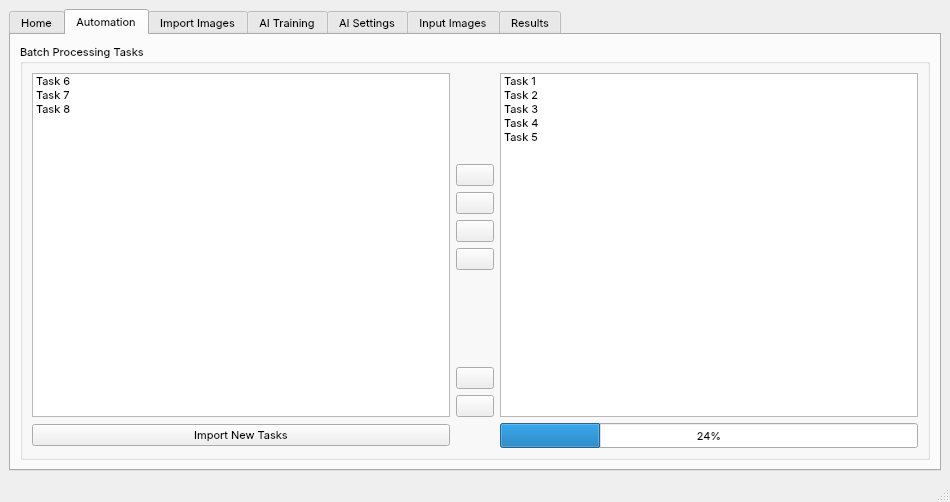
Joensw/RCAIT, file mainwindow.ui: the form before one commit.
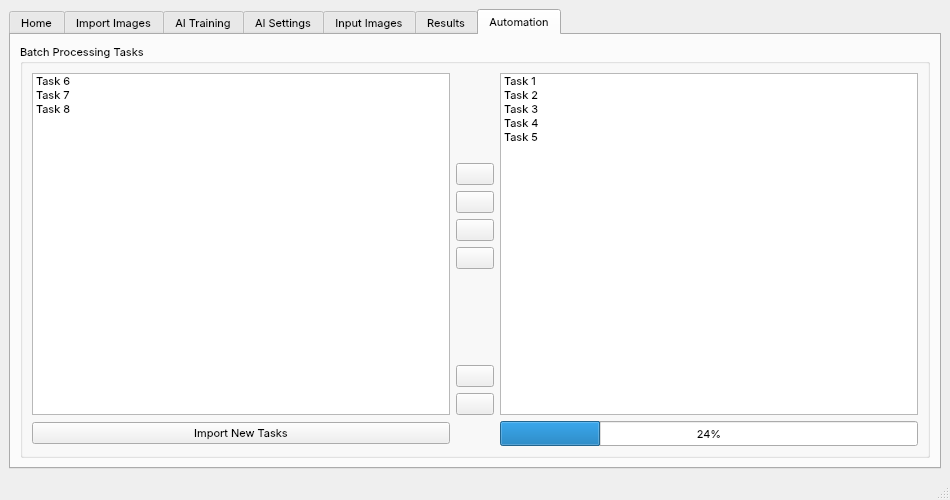
The form after the commit. The open tabs and pages were chosen to show the change. Icons and pictures are not drawn. Custom widgets are drawn as their Qt base class.

Commit message: Automation Tab ans Ende

Patch:
```diff
--- a/mainwindow.ui
+++ b/mainwindow.ui
@@ -7,7 +7,7 @@
     <x>0</x>
     <y>0</y>
     <width>950</width>
-    <height>502</height>
+    <height>500</height>
    </rect>
   </property>
   <property name="minimumSize">
@@ -185,269 +185,7 @@
         </item>
        </layout>
       </widget>
-      <widget class="QWidget" name="tab_automation">
-       <attribute name="icon">
-        <iconset resource="UI_Icons.qrc">
-         <normaloff>:/Resources/TabIcons/Filled/auto_awesome_motion_black_24dp.svg</normaloff>:/Resources/TabIcons/Filled/auto_awesome_motion_black_24dp.svg</iconset>
-       </attribute>
-       <attribute name="title">
-        <string>Automation</string>
-       </attribute>
-       <layout class="QGridLayout" name="gridLayout_15">
-        <item row="0" column="0">
-         <widget class="QGroupBox" name="groupBox_3">
-          <property name="title">
-           <string>Batch Processing Tasks</string>
-          </property>
-          <layout class="QGridLayout" name="gridLayout_16">
-           <item row="2" column="1">
-            <widget class="QPushButton" name="pushButton_12">
-             <property name="text">
-              <string>Import New Tasks</string>
-             </property>
-             <property name="icon">
-              <iconset resource="UI_Icons.qrc">
-               <normaloff>:/Resources/UISymbols/UI_Add_Task.svg</normaloff>:/Resources/UISymbols/UI_Add_Task.svg</iconset>
-             </property>
-             <property name="iconSize">
-              <size>
-               <width>20</width>
-               <height>20</height>
-              </size>
-             </property>
-            </widget>
-           </item>
-           <item row="1" column="1">
-            <widget class="QListWidget" name="listWidget_2">
-             <item>
-              <property name="text">
-               <string>Task 6</string>
-              </property>
-              <property name="icon">
-               <iconset resource="UI_Icons.qrc">
-                <normaloff>:/Resources/TaskIcons/Task_Empty.svg</normaloff>:/Resources/TaskIcons/Task_Empty.svg</iconset>
-              </property>
-             </item>
-             <item>
-              <property name="text">
-               <string>Task 7</string>
-              </property>
-              <property name="icon">
-               <iconset resource="UI_Icons.qrc">
-                <normaloff>:/Resources/TaskIcons/Task_Empty.svg</normaloff>:/Resources/TaskIcons/Task_Empty.svg</iconset>
-              </property>
-             </item>
-             <item>
-              <property name="text">
-               <string>Task 8</string>
-              </property>
-              <property name="icon">
-               <iconset resource="UI_Icons.qrc">
-                <normaloff>:/Resources/TaskIcons/Task_Empty.svg</normaloff>:/Resources/TaskIcons/Task_Empty.svg</iconset>
-              </property>
-             </item>
-            </widget>
-           </item>
-           <item row="1" column="4">
-            <widget class="QListWidget" name="listWidget_3">
-             <item>
-              <property name="text">
-               <string>Task 1</string>
-              </property>
-              <property name="icon">
-               <iconset resource="UI_Icons.qrc">
-                <normaloff>:/Resources/TaskIcons/Task_Success.svg</normaloff>:/Resources/TaskIcons/Task_Success.svg</iconset>
-              </property>
-             </item>
-             <item>
-              <property name="text">
-               <string>Task 2</string>
-              </property>
-              <property name="icon">
-               <iconset resource="UI_Icons.qrc">
-                <normaloff>:/Resources/TaskIcons/Task_Success.svg</normaloff>:/Resources/TaskIcons/Task_Success.svg</iconset>
-              </property>
-             </item>
-             <item>
-              <property name="text">
-               <string>Task 3</string>
-              </property>
-              <property name="icon">
-               <iconset resource="UI_Icons.qrc">
-                <normaloff>:/Resources/TaskIcons/Task_Error.svg</normaloff>:/Resources/TaskIcons/Task_Error.svg</iconset>
-              </property>
-             </item>
-             <item>
-              <property name="text">
-               <string>Task 4</string>
-              </property>
-              <property name="icon">
-               <iconset resource="UI_Icons.qrc">
-                <normaloff>:/Resources/TaskIcons/Task_Running.svg</normaloff>:/Resources/TaskIcons/Task_Running.svg</iconset>
-              </property>
-             </item>
-             <item>
-              <property name="text">
-               <string>Task 5</string>
-              </property>
-              <property name="icon">
-               <iconset resource="UI_Icons.qrc">
-                <normaloff>:/Resources/TaskIcons/Task_Empty.svg</normaloff>:/Resources/TaskIcons/Task_Empty.svg</iconset>
-              </property>
-             </item>
-            </widget>
-           </item>
-           <item row="1" column="2">
-            <layout class="QVBoxLayout" name="verticalLayout_3">
-             <item>
-              <spacer name="verticalSpacer_2">
-               <property name="orientation">
-                <enum>Qt::Vertical</enum>
-               </property>
-               <property name="sizeHint" stdset="0">
-                <size>
-                 <width>20</width>
-                 <height>40</height>
-                </size>
-               </property>
-              </spacer>
-             </item>
-             <item>
-              <widget class="QPushButton" name="pushButton_9">
-               <property name="text">
-                <string/>
-               </property>
-               <property name="icon">
-                <iconset resource="UI_Icons.qrc">
-                 <normaloff>:/Resources/UISymbols/UI_Move_Right.svg</normaloff>:/Resources/UISymbols/UI_Move_Right.svg</iconset>
-               </property>
-               <property name="flat">
-                <bool>false</bool>
-               </property>
-              </widget>
-             </item>
-             <item>
-              <widget class="QPushButton" name="pushButton_8">
-               <property name="text">
-                <string/>
-               </property>
-               <property name="icon">
-                <iconset resource="UI_Icons.qrc">
-                 <normaloff>:/Resources/UISymbols/UI_Move_All_Right.svg</normaloff>:/Resources/UISymbols/UI_Move_All_Right.svg</iconset>
-               </property>
-               <property name="flat">
-                <bool>false</bool>
-               </property>
-              </widget>
-             </item>
-             <item>
-              <widget class="QPushButton" name="pushButton_10">
-               <property name="text">
-                <string/>
-               </property>
-               <property name="icon">
-                <iconset resource="UI_Icons.qrc">
-                 <normaloff>:/Resources/UISymbols/UI_Move_Left.svg</normaloff>:/Resources/UISymbols/UI_Move_Left.svg</iconset>
-               </property>
-               <property name="flat">
-                <bool>false</bool>
-               </property>
-              </widget>
-             </item>
-             <item>
-              <widget class="QPushButton" name="pushButton_7">
-               <property name="text">
-                <string/>
-               </property>
-               <property name="icon">
-                <iconset resource="UI_Icons.qrc">
-                 <normaloff>:/Resources/UISymbols/UI_Move_All_Left.svg</normaloff>:/Resources/UISymbols/UI_Move_All_Left.svg</iconset>
-               </property>
-               <property name="autoDefault">
-                <bool>false</bool>
-               </property>
-               <property name="default">
-                <bool>false</bool>
-               </property>
-               <property name="flat">
-                <bool>false</bool>
-               </property>
-              </widget>
-             </item>
-             <item>
-              <spacer name="verticalSpacer">
-               <property name="orientation">
-                <enum>Qt::Vertical</enum>
-               </property>
-               <property name="sizeHint" stdset="0">
-                <size>
-                 <width>20</width>
-                 <height>40</height>
-                </size>
-               </property>
-              </spacer>
-             </item>
-             <item>
-              <widget class="QPushButton" name="pushButton_11">
-               <property name="layoutDirection">
-                <enum>Qt::RightToLeft</enum>
-               </property>
-               <property name="text">
-                <string/>
-               </property>
-               <property name="icon">
-                <iconset resource="UI_Icons.qrc">
-                 <normaloff>:/Resources/UISymbols/UI_Play_Icon.svg</normaloff>:/Resources/UISymbols/UI_Play_Icon.svg</iconset>
-               </property>
-               <property name="iconSize">
-                <size>
-                 <width>25</width>
-                 <height>25</height>
-                </size>
-               </property>
-              </widget>
-             </item>
-             <item>
-              <widget class="QPushButton" name="pushButton_13">
-               <property name="layoutDirection">
-                <enum>Qt::RightToLeft</enum>
-               </property>
-               <property name="text">
-                <string/>
-               </property>
-               <property name="icon">
-                <iconset resource="UI_Icons.qrc">
-                 <normaloff>:/Resources/UISymbols/UI_Stop_Icon.svg</normaloff>:/Resources/UISymbols/UI_Stop_Icon.svg</iconset>
-               </property>
-               <property name="iconSize">
-                <size>
-                 <width>25</width>
-                 <height>25</height>
-                </size>
-               </property>
-              </widget>
-             </item>
-            </layout>
-           </item>
-           <item row="2" column="4">
-            <widget class="QProgressBar" name="progressBar_3">
-             <property name="minimumSize">
-              <size>
-               <width>0</width>
-               <height>25</height>
-              </size>
-             </property>
-             <property name="value">
-              <number>24</number>
-             </property>
-            </widget>
-           </item>
-          </layout>
-         </widget>
-        </item>
-       </layout>
-      </widget>
-      <widget class="QWidget" name="tab_crawler">
+      <widget class="QWidget" name="tab_import">
        <property name="enabled">
         <bool>true</bool>
        </property>
@@ -1044,6 +782,268 @@
         </item>
        </layout>
       </widget>
+      <widget class="QWidget" name="tab_automation">
+       <attribute name="icon">
+        <iconset resource="UI_Icons.qrc">
+         <normaloff>:/Resources/TabIcons/Filled/auto_awesome_motion_black_24dp.svg</normaloff>:/Resources/TabIcons/Filled/auto_awesome_motion_black_24dp.svg</iconset>
+       </attribute>
+       <attribute name="title">
+        <string>Automation</string>
+       </attribute>
+       <layout class="QGridLayout" name="gridLayout_15">
+        <item row="0" column="0">
+         <widget class="QGroupBox" name="groupBox_3">
+          <property name="title">
+           <string>Batch Processing Tasks</string>
+          </property>
+          <layout class="QGridLayout" name="gridLayout_16">
+           <item row="2" column="1">
+            <widget class="QPushButton" name="pushButton_12">
+             <property name="text">
+              <string>Import New Tasks</string>
+             </property>
+             <property name="icon">
+              <iconset resource="UI_Icons.qrc">
+               <normaloff>:/Resources/UISymbols/UI_Add_Task.svg</normaloff>:/Resources/UISymbols/UI_Add_Task.svg</iconset>
+             </property>
+             <property name="iconSize">
+              <size>
+               <width>20</width>
+               <height>20</height>
+              </size>
+             </property>
+            </widget>
+           </item>
+           <item row="1" column="1">
+            <widget class="QListWidget" name="listWidget_2">
+             <item>
+              <property name="text">
+               <string>Task 6</string>
+              </property>
+              <property name="icon">
+               <iconset resource="UI_Icons.qrc">
+                <normaloff>:/Resources/TaskIcons/Task_Empty.svg</normaloff>:/Resources/TaskIcons/Task_Empty.svg</iconset>
+              </property>
+             </item>
+             <item>
+              <property name="text">
+               <string>Task 7</string>
+              </property>
+              <property name="icon">
+               <iconset resource="UI_Icons.qrc">
+                <normaloff>:/Resources/TaskIcons/Task_Empty.svg</normaloff>:/Resources/TaskIcons/Task_Empty.svg</iconset>
+              </property>
+             </item>
+             <item>
+              <property name="text">
+               <string>Task 8</string>
+              </property>
+              <property name="icon">
+               <iconset resource="UI_Icons.qrc">
+                <normaloff>:/Resources/TaskIcons/Task_Empty.svg</normaloff>:/Resources/TaskIcons/Task_Empty.svg</iconset>
+              </property>
+             </item>
+            </widget>
+           </item>
+           <item row="1" column="4">
+            <widget class="QListWidget" name="listWidget_3">
+             <item>
+              <property name="text">
+               <string>Task 1</string>
+              </property>
+              <property name="icon">
+               <iconset resource="UI_Icons.qrc">
+                <normaloff>:/Resources/TaskIcons/Task_Success.svg</normaloff>:/Resources/TaskIcons/Task_Success.svg</iconset>
+              </property>
+             </item>
+             <item>
+              <property name="text">
+               <string>Task 2</string>
+              </property>
+              <property name="icon">
+               <iconset resource="UI_Icons.qrc">
+                <normaloff>:/Resources/TaskIcons/Task_Success.svg</normaloff>:/Resources/TaskIcons/Task_Success.svg</iconset>
+              </property>
+             </item>
+             <item>
+              <property name="text">
+               <string>Task 3</string>
+              </property>
+              <property name="icon">
+               <iconset resource="UI_Icons.qrc">
+                <normaloff>:/Resources/TaskIcons/Task_Error.svg</normaloff>:/Resources/TaskIcons/Task_Error.svg</iconset>
+              </property>
+             </item>
+             <item>
+              <property name="text">
+               <string>Task 4</string>
+              </property>
+              <property name="icon">
+               <iconset resource="UI_Icons.qrc">
+                <normaloff>:/Resources/TaskIcons/Task_Running.svg</normaloff>:/Resources/TaskIcons/Task_Running.svg</iconset>
+              </property>
+             </item>
+             <item>
+              <property name="text">
+               <string>Task 5</string>
+              </property>
+              <property name="icon">
+               <iconset resource="UI_Icons.qrc">
+                <normaloff>:/Resources/TaskIcons/Task_Empty.svg</normaloff>:/Resources/TaskIcons/Task_Empty.svg</iconset>
+              </property>
+             </item>
+            </widget>
+           </item>
+           <item row="1" column="2">
+            <layout class="QVBoxLayout" name="verticalLayout_3">
+             <item>
+              <spacer name="verticalSpacer_2">
+               <property name="orientation">
+                <enum>Qt::Vertical</enum>
+               </property>
+               <property name="sizeHint" stdset="0">
+                <size>
+                 <width>20</width>
+                 <height>40</height>
+                </size>
+               </property>
+              </spacer>
+             </item>
+             <item>
+              <widget class="QPushButton" name="pushButton_9">
+               <property name="text">
+                <string/>
+               </property>
+               <property name="icon">
+                <iconset resource="UI_Icons.qrc">
+                 <normaloff>:/Resources/UISymbols/UI_Move_Right.svg</normaloff>:/Resources/UISymbols/UI_Move_Right.svg</iconset>
+               </property>
+               <property name="flat">
+                <bool>false</bool>
+               </property>
+              </widget>
+             </item>
+             <item>
+              <widget class="QPushButton" name="pushButton_8">
+               <property name="text">
+                <string/>
+               </property>
+               <property name="icon">
+                <iconset resource="UI_Icons.qrc">
+                 <normaloff>:/Resources/UISymbols/UI_Move_All_Right.svg</normaloff>:/Resources/UISymbols/UI_Move_All_Right.svg</iconset>
+               </property>
+               <property name="flat">
+                <bool>false</bool>
+               </property>
+              </widget>
+             </item>
+             <item>
+              <widget class="QPushButton" name="pushButton_10">
+               <property name="text">
+                <string/>
+               </property>
+               <property name="icon">
+                <iconset resource="UI_Icons.qrc">
+                 <normaloff>:/Resources/UISymbols/UI_Move_Left.svg</normaloff>:/Resources/UISymbols/UI_Move_Left.svg</iconset>
+               </property>
+               <property name="flat">
+                <bool>false</bool>
+               </property>
+              </widget>
+             </item>
+             <item>
+              <widget class="QPushButton" name="pushButton_7">
+               <property name="text">
+                <string/>
+               </property>
+               <property name="icon">
+                <iconset resource="UI_Icons.qrc">
+                 <normaloff>:/Resources/UISymbols/UI_Move_All_Left.svg</normaloff>:/Resources/UISymbols/UI_Move_All_Left.svg</iconset>
+               </property>
+               <property name="autoDefault">
+                <bool>false</bool>
+               </property>
+               <property name="default">
+                <bool>false</bool>
+               </property>
+               <property name="flat">
+                <bool>false</bool>
+               </property>
+              </widget>
+             </item>
+             <item>
+              <spacer name="verticalSpacer">
+               <property name="orientation">
+                <enum>Qt::Vertical</enum>
+               </property>
+               <property name="sizeHint" stdset="0">
+                <size>
+                 <width>20</width>
+                 <height>40</height>
+                </size>
+               </property>
+              </spacer>
+             </item>
+             <item>
+              <widget class="QPushButton" name="pushButton_11">
+               <property name="layoutDirection">
+                <enum>Qt::RightToLeft</enum>
+               </property>
+               <property name="text">
+                <string/>
+               </property>
+               <property name="icon">
+                <iconset resource="UI_Icons.qrc">
+                 <normaloff>:/Resources/UISymbols/UI_Play_Icon.svg</normaloff>:/Resources/UISymbols/UI_Play_Icon.svg</iconset>
+               </property>
+               <property name="iconSize">
+                <size>
+                 <width>25</width>
+                 <height>25</height>
+                </size>
+               </property>
+              </widget>
+             </item>
+             <item>
+              <widget class="QPushButton" name="pushButton_13">
+               <property name="layoutDirection">
+                <enum>Qt::RightToLeft</enum>
+               </property>
+               <property name="text">
+                <string/>
+               </property>
+               <property name="icon">
+                <iconset resource="UI_Icons.qrc">
+                 <normaloff>:/Resources/UISymbols/UI_Stop_Icon.svg</normaloff>:/Resources/UISymbols/UI_Stop_Icon.svg</iconset>
+               </property>
+               <property name="iconSize">
+                <size>
+                 <width>25</width>
+                 <height>25</height>
+                </size>
+               </property>
+              </widget>
+             </item>
+            </layout>
+           </item>
+           <item row="2" column="4">
+            <widget class="QProgressBar" name="progressBar_3">
+             <property name="minimumSize">
+              <size>
+               <width>0</width>
+               <height>25</height>
+              </size>
+             </property>
+             <property name="value">
+              <number>24</number>
+             </property>
+            </widget>
+           </item>
+          </layout>
+         </widget>
+        </item>
+       </layout>
+      </widget>
      </widget>
     </item>
    </layout>
```
Left out of the diff: 2 changed lines with no effect on the pictures.
